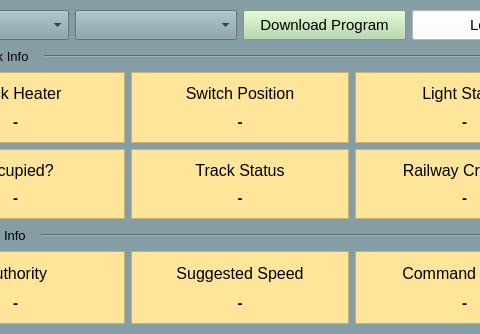
The window that src/UI/SWTrackController/track_controller.ui (aet37/ECE1140-Project) describes before a commit, drawn with Qt 5; both pictures show x 104 to 584 and y 0 to 334 of the 688 by 334 pixel window.
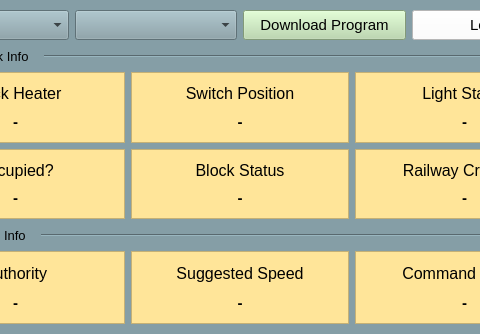
The same window after the commit.

What changed in the file:
```diff
--- a/src/UI/SWTrackController/track_controller.ui
+++ b/src/UI/SWTrackController/track_controller.ui
@@ -308,7 +308,7 @@
               </font>
              </property>
              <property name="text">
-              <string>Track Status</string>
+              <string>Block Status</string>
              </property>
              <property name="alignment">
               <set>Qt::AlignCenter</set>
```
Left out of the diff: 2 changed lines with no effect on the pictures.
